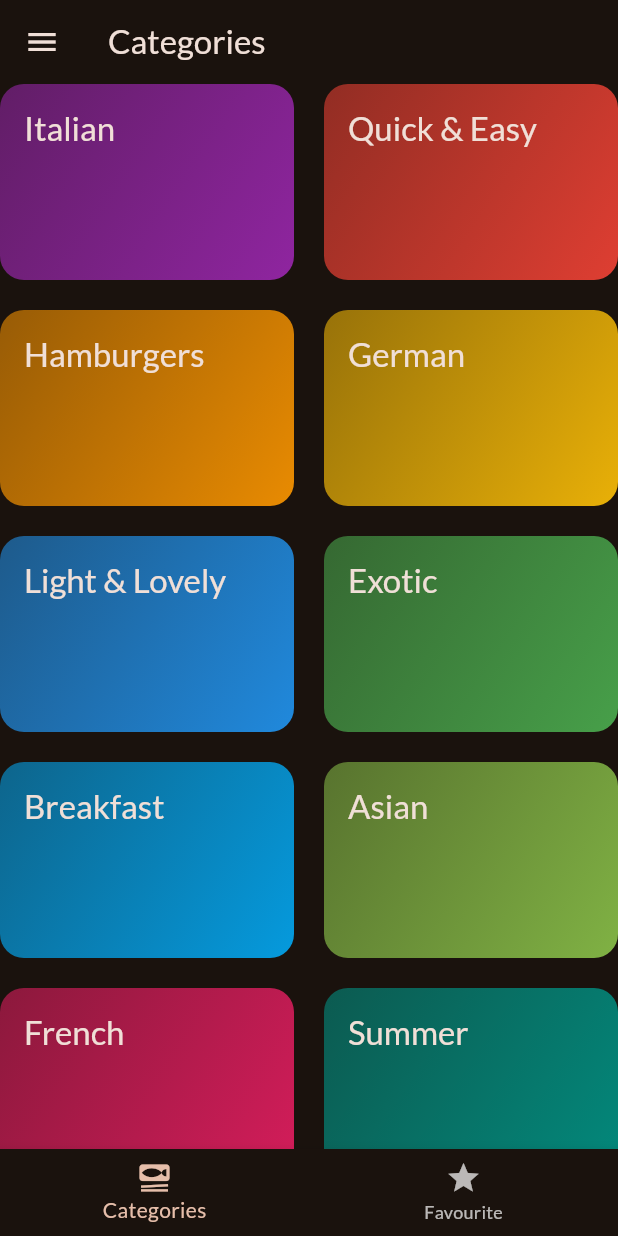
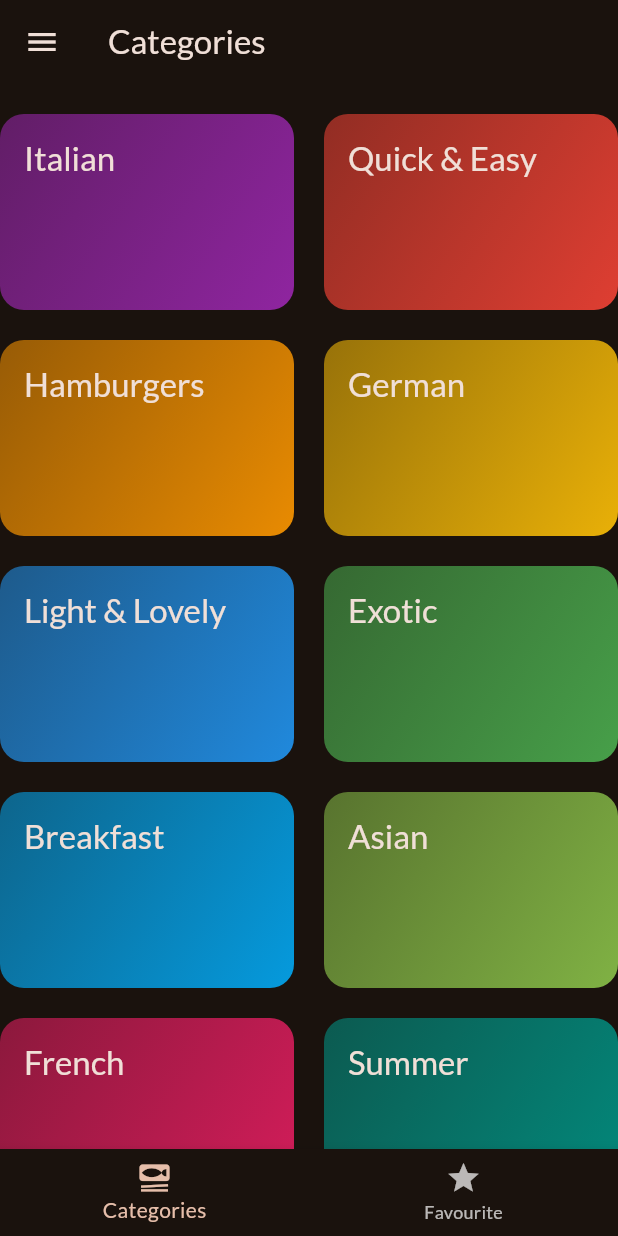
Before and after one commit to YogeshRR/Meal_App_Flutter, a Flutter app: the first screen one second after launch, on a phone screen of 412 x 824 dp. Run offline on Flutter 3.47's test engine with Material 3 defaults, Android fonts, the phone set to English and light mode, and no system bars; our stand-ins replace flutter_riverpod, google_fonts, transparent_image; missing offline and left inert: dart:ffi.

Commit message:
Explicit Animation, Playing animation with Animation builder

```diff
--- a/lib/Screens/categories_screen.dart
+++ b/lib/Screens/categories_screen.dart
@@ -22,10 +22,11 @@ class _CategoriesScreenState extends State<CategoriesScreen>
     // TODO: implement initState
     _animationController = AnimationController(
       vsync: this,
-      duration: Duration(seconds: 300),
+      duration: const Duration(seconds: 1),
       lowerBound: 0,
       upperBound: 1,
     );
+    _animationController.forward();
     super.initState();
   }
 
@@ -54,7 +55,9 @@ class _CategoriesScreenState extends State<CategoriesScreen>
   @override
   Widget build(BuildContext context) {
     // TODO: implement build
-    return GridView(
+    return AnimatedBuilder(
+      animation: _animationController,
+      child: GridView(
         gridDelegate: const SliverGridDelegateWithFixedCrossAxisCount(
           crossAxisCount: 2,
           childAspectRatio: 3 / 2,
@@ -70,6 +73,11 @@ class _CategoriesScreenState extends State<CategoriesScreen>
               },
             ),
         ],
+      ),
+      builder: (ctx, child) => Padding(
+          padding:
+              EdgeInsets.only(top: 100 - (_animationController.value * 100)),
+          child: child),
     );
   }
 }
```
Lines whose indentation alone changed are shown as unchanged.
